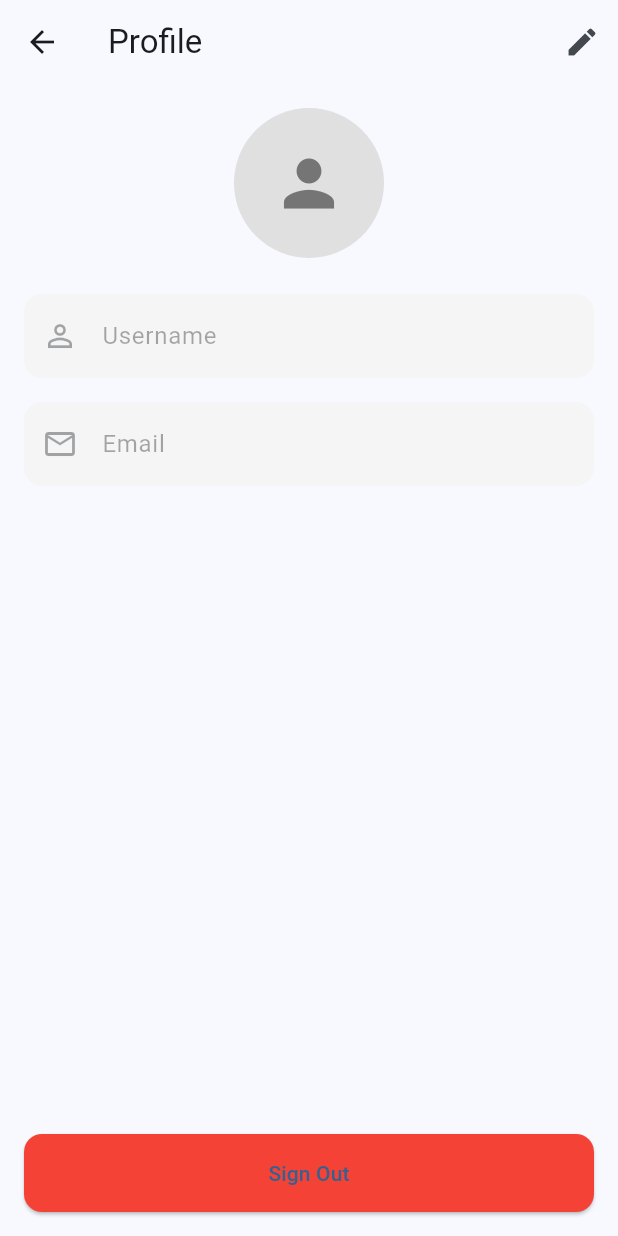
After one commit to kartik17k/task_manager, a Flutter app: the screen it shows once a user with an empty profile is signed in, after a tap on the "person" icon, on a phone screen of 412 x 824 dp. The commit adds this screen. Run offline on Flutter 3.47's test engine with Material 3 defaults, Android fonts, the phone set to English and light mode, and no system bars; our stand-ins replace cloud_firestore, firebase_auth, firebase_core, google_sign_in; accounts and stored records are empty.

Commit message:
"profile"

```diff
--- a/lib/main.dart
+++ b/lib/main.dart
@@ -9,7 +9,9 @@ import 'package:task_manager/screens/tasks/addtask.dart';
 import 'package:task_manager/screens/tasks/edittask.dart';
 import 'package:task_manager/screens/tasks/taskdetails.dart';
 import 'package:task_manager/screens/tasks/tasklist.dart';
+import 'package:task_manager/screens/profile/profile_screen.dart';
 import 'constants/colors.dart';
+import 'constants/styles.dart';
 
 void main() async {
   WidgetsFlutterBinding.ensureInitialized();
@@ -31,14 +33,12 @@ class MyApp extends StatelessWidget {
           brightness: Brightness.light,
         ),
         useMaterial3: true,
-        // Card Theme
         cardTheme: CardTheme(
           elevation: 2,
           shape: RoundedRectangleBorder(
             borderRadius: BorderRadius.circular(12),
           ),
         ),
-        // Input Decoration Theme
         inputDecorationTheme: InputDecorationTheme(
           filled: true,
           fillColor: Colors.grey[100],
@@ -60,7 +60,6 @@ class MyApp extends StatelessWidget {
           ),
           contentPadding: EdgeInsets.symmetric(horizontal: 16, vertical: 16),
         ),
-        // Button Theme
         elevatedButtonTheme: ElevatedButtonThemeData(
           style: ElevatedButton.styleFrom(
             padding: EdgeInsets.symmetric(horizontal: 24, vertical: 12),
@@ -70,28 +69,25 @@ class MyApp extends StatelessWidget {
           ),
         ),
       ),
-      home: StreamBuilder<User?>(
+      routes: {
+        '/': (context) => StreamBuilder(
               stream: FirebaseAuth.instance.authStateChanges(),
               builder: (context, snapshot) {
-          if (snapshot.connectionState == ConnectionState.waiting) {
-            return Center(child: CircularProgressIndicator());
-          }
-
                 if (snapshot.hasData) {
                   return TaskListScreen();
+                } else {
+                  return LoginScreen();
                 }
-
-          return LoginScreen();
               },
             ),
-      routes: {
         '/login': (context) => LoginScreen(),
+        '/register': (context) => RegisterScreen(),
+        '/forgot-password': (context) => ForgotPasswordScreen(),
         '/tasks': (context) => TaskListScreen(),
-        '/register': (context) => RegisterScreen(),
         '/add-task': (context) => AddTaskScreen(),
-        '/task-detail': (context)=> TaskDetailScreen(),
-        '/edit-task': (context)=> EditTaskScreen(),
-        '/forgot-password': (context)=> ForgotPasswordScreen(),
+        '/edit-task': (context) => EditTaskScreen(),
+        '/task-details': (context) => TaskDetailScreen(),
+        '/profile': (context) => ProfileScreen(),
       },
     );
   }
@@ -109,6 +105,13 @@ class ErrorHandler {
           borderRadius: BorderRadius.circular(10),
         ),
         margin: EdgeInsets.all(10),
+        duration: Duration(milliseconds: 2000),
+        action: SnackBarAction(
+          label: 'Dismiss',
+          onPressed: () {
+            ScaffoldMessenger.of(context).hideCurrentSnackBar();
+          },
+        ),
       ),
     );
   }
@@ -123,6 +126,13 @@ class ErrorHandler {
           borderRadius: BorderRadius.circular(10),
         ),
         margin: EdgeInsets.all(10),
+        duration: Duration(milliseconds: 2000),
+        action: SnackBarAction(
+          label: 'Dismiss',
+          onPressed: () {
+            ScaffoldMessenger.of(context).hideCurrentSnackBar();
+          },
+        ),
       ),
     );
   }
--- /dev/null
+++ b/lib/screens/profile/profile_screen.dart
@@ -0,0 +1,141 @@
+import 'package:flutter/material.dart';
+import 'package:provider/provider.dart';
+import 'package:firebase_auth/firebase_auth.dart';
+import '../../models/user.dart';
+import '../../service/authservice.dart';
+import '../../constants/styles.dart';
+import '../../constants/colors.dart';
+
+class ProfileScreen extends StatefulWidget {
+  const ProfileScreen({Key? key}) : super(key: key);
+
+  @override
+  _ProfileScreenState createState() => _ProfileScreenState();
+}
+
+class _ProfileScreenState extends State<ProfileScreen> {
+  final _formKey = GlobalKey<FormState>();
+  late TextEditingController _usernameController;
+  late TextEditingController _emailController;
+  bool _isEditing = false;
+
+  @override
+  void initState() {
+    super.initState();
+    _usernameController = TextEditingController();
+    _emailController = TextEditingController();
+    _loadUserData();
+  }
+
+  void _loadUserData() {
+    final user = FirebaseAuth.instance.currentUser;
+    if (user != null) {
+      _usernameController.text = user.displayName ?? '';
+      _emailController.text = user.email ?? '';
+    }
+  }
+
+  @override
+  void dispose() {
+    _usernameController.dispose();
+    _emailController.dispose();
+    super.dispose();
+  }
+
+  Future<void> _updateProfile() async {
+    if (_formKey.currentState!.validate()) {
+      try {
+        final user = FirebaseAuth.instance.currentUser;
+        if (user != null) {
+          await user.updateDisplayName(_usernameController.text);
+          ScaffoldMessenger.of(context).showSnackBar(
+            const SnackBar(content: Text('Profile updated successfully')),
+          );
+          setState(() => _isEditing = false);
+        }
+      } catch (e) {
+        ScaffoldMessenger.of(context).showSnackBar(
+          SnackBar(content: Text('Error updating profile: $e')),
+        );
+      }
+    }
+  }
+
+  @override
+  Widget build(BuildContext context) {
+    return Scaffold(
+      appBar: AppBar(
+        title: const Text('Profile'),
+        actions: [
+          IconButton(
+            icon: Icon(_isEditing ? Icons.save : Icons.edit),
+            onPressed: () {
+              if (_isEditing) {
+                _updateProfile();
+              } else {
+                setState(() => _isEditing = true);
+              }
+            },
+          ),
+        ],
+      ),
+      body: Padding(
+        padding: const EdgeInsets.all(16.0),
+        child: Form(
+          key: _formKey,
+          child: Column(
+            crossAxisAlignment: CrossAxisAlignment.start,
+            children: [
+              Center(
+                child: CircleAvatar(
+                  radius: 50,
+                  backgroundColor: Colors.grey[300],
+                  child: Icon(Icons.person, size: 50, color: Colors.grey[600]),
+                ),
+              ),
+              const SizedBox(height: 24),
+              TextFormField(
+                controller: _usernameController,
+                decoration: const InputDecoration(
+                  labelText: 'Username',
+                  prefixIcon: Icon(Icons.person_outline),
+                ),
+                enabled: _isEditing,
+                validator: (value) {
+                  if (value == null || value.isEmpty) {
+                    return 'Please enter a username';
+                  }
+                  return null;
+                },
+              ),
+              const SizedBox(height: 16),
+              TextFormField(
+                controller: _emailController,
+                decoration: const InputDecoration(
+                  labelText: 'Email',
+                  prefixIcon: Icon(Icons.email_outlined),
+                ),
+                enabled: false,
+              ),
+              const Spacer(),
+              SizedBox(
+                width: double.infinity,
+                child: ElevatedButton(
+                  onPressed: () async {
+                    await FirebaseAuth.instance.signOut();
+                    Navigator.of(context).pushReplacementNamed('/login');
+                  },
+                  style: ElevatedButton.styleFrom(
+                    backgroundColor: Colors.red,
+                    padding: const EdgeInsets.symmetric(vertical: 16),
+                  ),
+                  child: const Text('Sign Out'),
+                ),
+              ),
+            ],
+          ),
+        ),
+      ),
+    );
+  }
+}
--- a/lib/screens/tasks/tasklist.dart
+++ b/lib/screens/tasks/tasklist.dart
@@ -34,9 +34,9 @@ class _TaskListScreenState extends State<TaskListScreen> {
         title: Text('My Tasks'),
         actions: [
           IconButton(
-            icon: Icon(Icons.logout),
+            icon: Icon(Icons.person),
             onPressed: () {
-              logout(context);
+              Navigator.pushNamed(context, '/profile');
             },
           ),
         ],
@@ -194,7 +194,7 @@ class _TaskListScreenState extends State<TaskListScreen> {
         trailing: _buildPriorityBadge(task.priority),
         onTap: () => Navigator.pushNamed(
           context,
-          '/task-detail',
+          '/task-details',
           arguments: task,
         ),
       ),
--- a/pubspec.yaml
+++ b/pubspec.yaml
@@ -42,6 +42,7 @@ dependencies:
   timeago: ^3.3.0
   google_sign_in: ^6.2.2
   flutter_launcher_icons: ^0.14.3
+  provider: ^6.1.4
 
 dev_dependencies:
   flutter_test:
```
Also changed, not shown: pubspec.lock. Lines whose indentation alone changed are shown as unchanged.
